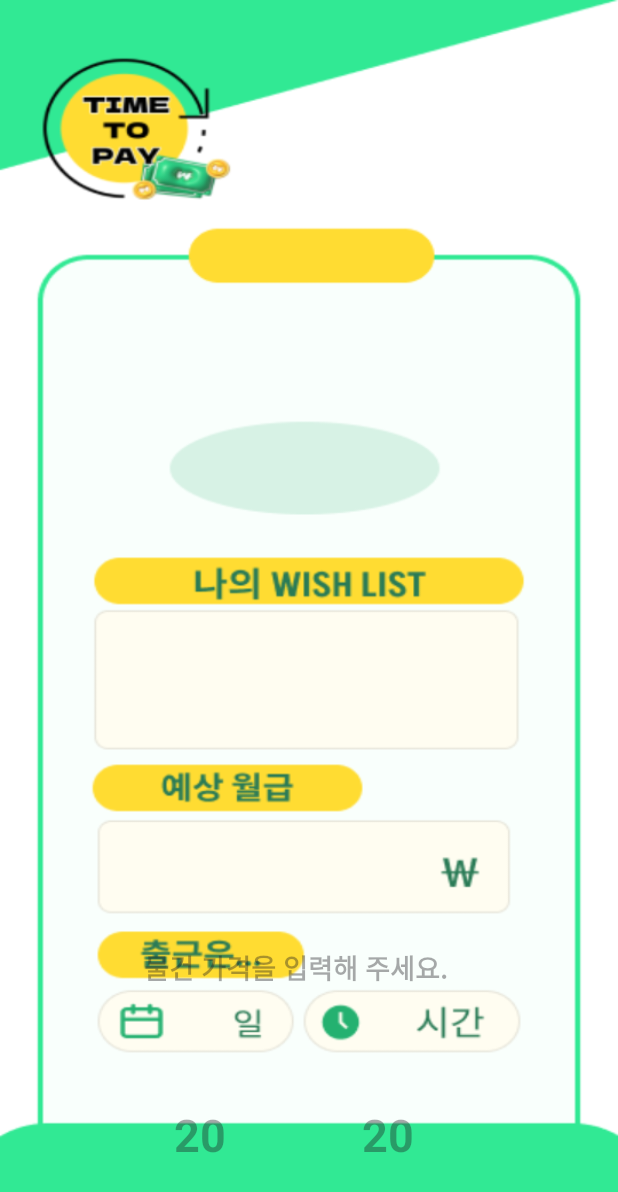
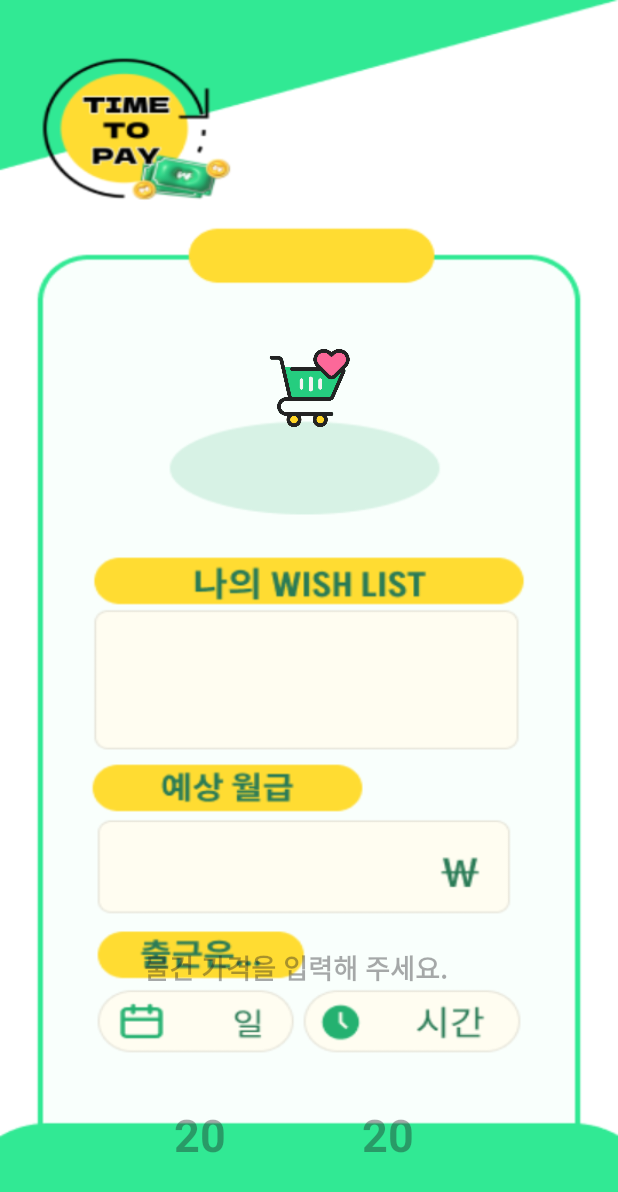
Before and after one commit to jyty0807/Time_to_pay, an Android app: the layout displaymain.xml on its own in the app's theme, with its tools: preview values and no code run, on a phone screen of 412 x 824 dp. Shown: the top 1192 px of the screen. Run offline under Robolectric (Android 15) with nearby library versions, the phone set to English and light mode, and no system bars.

Commit message:
wish image 올리기
Display 화면에 자신이 갖고 싶은 물건 사진 올리는 기능 구현

```diff
--- a/app/src/main/res/layout/displaymain.xml
+++ b/app/src/main/res/layout/displaymain.xml
@@ -1,4 +1,5 @@
-<RelativeLayout xmlns:android="http://schemas.android.com/apk/res/android"
+<RelativeLayout
+    xmlns:android="http://schemas.android.com/apk/res/android"
     xmlns:tools="http://schemas.android.com/tools"
     android:layout_width="match_parent"
     android:layout_height="match_parent"
@@ -9,6 +10,21 @@
     android:paddingBottom="16dp"
     tools:context=".Display">
 
+
+    <android.widget.Button
+        android:id="@+id/wishimage"
+        android:layout_width="60dp"
+        android:layout_height="60dp"
+        android:layout_marginTop="210dp"
+        android:layout_marginStart="160dp"
+        android:background="@drawable/cart" />
+
+    <ImageView
+        android:layout_width="120dp"
+        android:layout_height="100dp"
+        android:layout_marginTop="170dp"
+        android:layout_marginStart="130dp"
+        android:id="@+id/image"/>
 
     <TextView
         android:id="@+id/wishTextView"
```
Also changed, not shown: app/src/main/AndroidManifest.xml (+7 -8 lines), app/src/main/java/com/cookandroid/timetopay/Display.kt (+46 -1 lines), app/src/main/res/drawable/cart.png (added).
